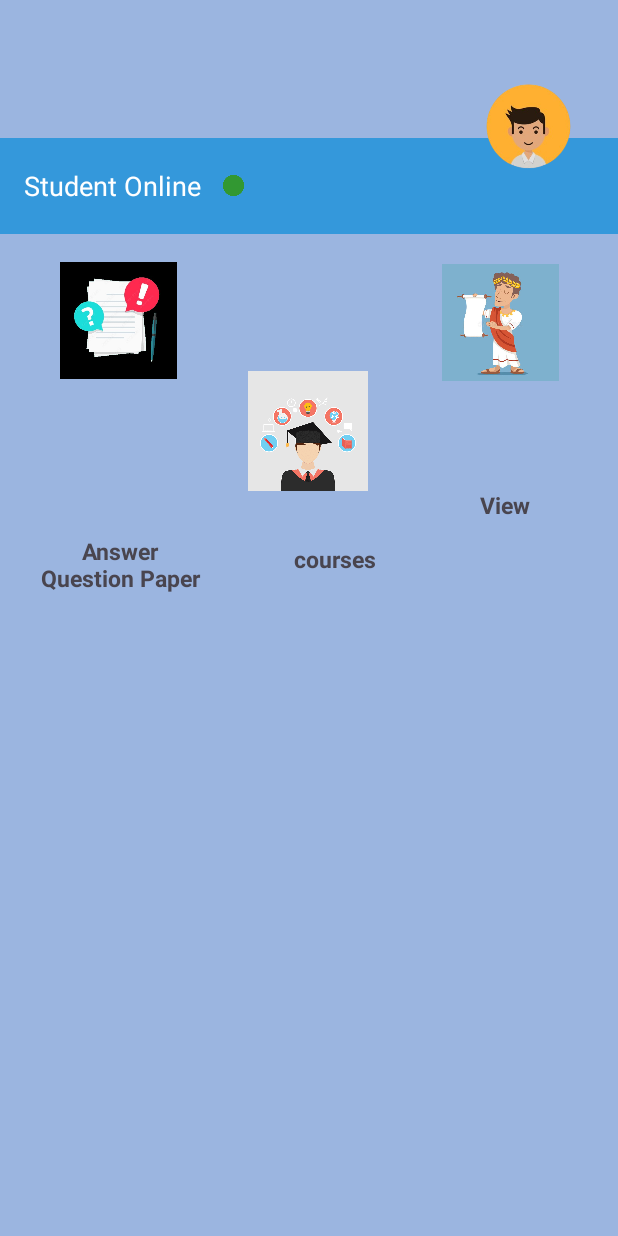
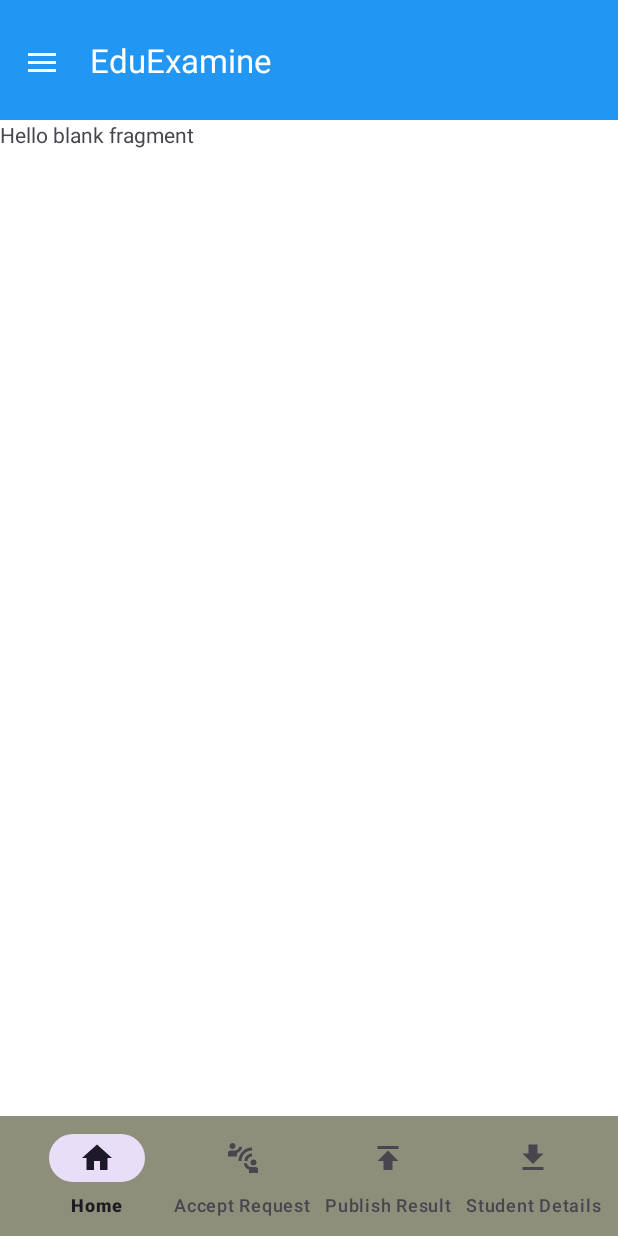
Before and after one commit to Rashmi-2005-Ranjan/Edu_Examine, an Android app: the adminHome screen opened directly, with no data from a screen before it, on a phone screen of 412 x 824 dp. Run offline under Robolectric (Android 15) with nearby library versions, the phone set to English and light mode, and no system bars; our stand-ins replace Firebase (no records; nobody signed in at launch, a user with empty details on screens opened directly); Roboto replaces fonts that are not available here; 1 statement that could not run was skipped.

Commit message:
"Validate Navigation and Replacement Between all Fragments Of Faculty"

```diff
--- a/app/src/main/java/com/example/eduexamine/adminHome.kt
+++ b/app/src/main/java/com/example/eduexamine/adminHome.kt
@@ -1,20 +1,113 @@
 package com.example.eduexamine
 
+import android.content.Intent
 import android.os.Bundle
-import androidx.activity.enableEdgeToEdge
+import android.view.MenuItem
+import android.widget.Toast
+import androidx.appcompat.app.ActionBarDrawerToggle
 import androidx.appcompat.app.AppCompatActivity
-import androidx.core.view.ViewCompat
-import androidx.core.view.WindowInsetsCompat
+import androidx.core.view.GravityCompat
+import androidx.drawerlayout.widget.DrawerLayout
+import com.example.eduexamine.AdminActivityFragments.AcceptApplicationFragment
+import com.example.eduexamine.AdminActivityFragments.AddCourseFragment
+import com.example.eduexamine.AdminActivityFragments.HomeFragment
+import com.example.eduexamine.AdminActivityFragments.ManageStudentFragment
+import com.example.eduexamine.AdminActivityFragments.ProfileFragment
+import com.example.eduexamine.AdminActivityFragments.PublishResultFragment
+import com.example.eduexamine.AdminActivityFragments.ScheduleExamFragment
+import com.example.eduexamine.AdminActivityFragments.SetAnswerFragment
+import com.example.eduexamine.AdminActivityFragments.SetPracticeQuestionFragment
+import com.example.eduexamine.AdminActivityFragments.StudentDetailsFragment
+import com.example.eduexamine.StudentActivityFragments.AcheivementFragment
+import com.example.eduexamine.StudentActivityFragments.MarksheetFragment
+import com.example.eduexamine.StudentActivityFragments.NewApplyFragment
 
-class adminHome : AppCompatActivity() {
+import com.google.android.material.bottomnavigation.BottomNavigationView
+import com.google.android.material.navigation.NavigationView
+import com.google.firebase.auth.FirebaseAuth
+
+class adminHome : AppCompatActivity(), NavigationView.OnNavigationItemSelectedListener, BottomNavigationView.OnNavigationItemSelectedListener {
+
+    private lateinit var drawerLayout: DrawerLayout
+
     override fun onCreate(savedInstanceState: Bundle?) {
         super.onCreate(savedInstanceState)
-        enableEdgeToEdge()
-        setContentView(R.layout.activity_admin_home)
-        ViewCompat.setOnApplyWindowInsetsListener(findViewById(R.id.main)) { v, insets ->
-            val systemBars = insets.getInsets(WindowInsetsCompat.Type.systemBars())
-            v.setPadding(systemBars.left, systemBars.top, systemBars.right, systemBars.bottom)
-            insets
+        setContentView(R.layout.activity_admin_home) // Use the admin_home XML layout file
+
+        // Set up the Drawer Layout and Toolbar
+        drawerLayout = findViewById(R.id.main)
+        val toolbar: androidx.appcompat.widget.Toolbar = findViewById(R.id.toolbars)
+        setSupportActionBar(toolbar)
+
+        // Set up ActionBarDrawerToggle for opening and closing the drawer
+        val toggle = ActionBarDrawerToggle(
+            this, drawerLayout, toolbar,
+            R.string.navigation_drawer_open, R.string.navigation_drawer_close
+        )
+        drawerLayout.addDrawerListener(toggle)
+        toggle.syncState()
+
+        // Set up the Navigation View and handle item clicks
+        val navigationView: NavigationView = findViewById(R.id.nav_drawera)
+        navigationView.setNavigationItemSelectedListener(this)
+
+        // Set up the Bottom Navigation View and handle item clicks
+        val bottomNavigationView: BottomNavigationView = findViewById(R.id.bottom_navigationa)
+        bottomNavigationView.setOnNavigationItemSelectedListener(this)
+
+        // Set initial fragment when the activity starts
+        if (savedInstanceState == null) {
+            replaceFragment(HomeFragment()) // Replace with your initial fragment
+            navigationView.setCheckedItem(R.id.nav_drawera) // Ensure this matches the menu ID
+            bottomNavigationView.menu.findItem(R.id.bottom_navigationa).isChecked = true // Set bottom navigation initial selection
         }
     }
+
+    // Handle back press to close navigation drawer if open
+    override fun onBackPressed() {
+        if (drawerLayout.isDrawerOpen(GravityCompat.START)) {
+            drawerLayout.closeDrawer(GravityCompat.START)
+        } else {
+            super.onBackPressed()
+        }
+    }
+
+    // Handle navigation drawer item clicks and replace fragments accordingly
+    override fun onNavigationItemSelected(item: MenuItem): Boolean {
+        when (item.itemId) {
+            R.id.nav_profile -> replaceFragment(ProfileFragment())
+            R.id.nav_manage -> replaceFragment(ManageStudentFragment())
+            R.id.nav_ac -> replaceFragment(AddCourseFragment())
+            R.id.nav_sexamp -> replaceFragment(ScheduleExamFragment())
+            R.id.nav_seta -> replaceFragment(SetAnswerFragment())
+            R.id.nav_sp ->replaceFragment(SetPracticeQuestionFragment())
+            R.id.nav_logout -> {
+                FirebaseAuth.getInstance().signOut()
+                Toast.makeText(this, "Signing You Out", Toast.LENGTH_SHORT).show()
+                // Redirect to login activity or main page
+                val intent = Intent(this, WelcomeScreen::class.java)
+                intent.addFlags(Intent.FLAG_ACTIVITY_CLEAR_TOP or Intent.FLAG_ACTIVITY_NEW_TASK)
+                startActivity(intent)
+                finish() // Finish current activity
+            }
+            // Handle bottom navigation view item clicks
+            R.id.homeb -> replaceFragment(HomeFragment()) // Example item ID
+            R.id.acpt -> replaceFragment(AcceptApplicationFragment()) // Example item ID
+            R.id.publish -> replaceFragment(PublishResultFragment()) // Example item ID
+            R.id.getdetail -> replaceFragment(StudentDetailsFragment())
+        }
+
+        // Close drawer if navigation drawer item selected
+        if (drawerLayout.isDrawerOpen(GravityCompat.START)) {
+            drawerLayout.closeDrawer(GravityCompat.START)
+        }
+        return true
+    }
+
+    // Function to replace fragments in the frame layout
+    private fun replaceFragment(fragment: androidx.fragment.app.Fragment) {
+        val transaction = supportFragmentManager.beginTransaction()
+        transaction.replace(R.id.fragment_container, fragment) // Ensure fragment container ID matches the XML
+        transaction.commit()
+    }
 }
--- a/app/src/main/res/layout/activity_admin_home.xml
+++ b/app/src/main/res/layout/activity_admin_home.xml
@@ -1,149 +1,76 @@
 <?xml version="1.0" encoding="utf-8"?>
-<androidx.constraintlayout.widget.ConstraintLayout xmlns:android="http://schemas.android.com/apk/res/android"
+<androidx.drawerlayout.widget.DrawerLayout xmlns:android="http://schemas.android.com/apk/res/android"
     xmlns:app="http://schemas.android.com/apk/res-auto"
     xmlns:tools="http://schemas.android.com/tools"
     android:id="@+id/main"
     android:layout_width="match_parent"
     android:layout_height="match_parent"
-    android:background="#9BB5E0"
+    android:background="#FFFFFF"
     tools:context=".adminHome">
 
-    <androidx.appcompat.widget.Toolbar
-        android:id="@+id/toolbar"
+    <!-- Main Content Layout -->
+    <RelativeLayout
         android:layout_width="match_parent"
-        android:layout_height="wrap_content"
-        android:layout_marginBottom="576dp"
-        android:background="#3498db"
-        app:layout_constraintBottom_toBottomOf="parent"
-        app:layout_constraintTop_toTopOf="parent">
+        android:layout_height="match_parent"
+        android:background="@color/white">
 
-        <TextView
-            android:layout_width="wrap_content"
+        <!-- Toolbar with Navigation Drawer Icon -->
+        <androidx.appcompat.widget.Toolbar
+            android:id="@+id/toolbars"
+            android:layout_width="match_parent"
+            android:layout_height="80dp"
+            android:background="#2196F3"
+            android:padding="10dp"
+            android:elevation="4dp"
+            android:theme="@style/ThemeOverlay.AppCompat.Dark.ActionBar"
+            app:navigationIcon="@drawable/ic_menu"
+            app:popupTheme="@style/ThemeOverlay.AppCompat.Light"
+            app:title="EduExamine" /> <!-- Optional: Set the title for the toolbar -->
+
+        <!-- Fragment Container for Replacing Fragments -->
+        <FrameLayout
+            android:id="@+id/fragment_container"
+            android:layout_width="match_parent"
+            android:layout_height="match_parent"
+            android:layout_below="@id/toolbars" /> <!-- Position below the Toolbar -->
+
+        <!-- Bottom Navigation -->
+        <androidx.coordinatorlayout.widget.CoordinatorLayout
+            android:layout_width="match_parent"
             android:layout_height="wrap_content"
-            android:text="Student Online"
-            android:textColor="#FFFFFF"
-            android:textSize="18sp" />
+            android:layout_alignParentBottom="true">
 
-        <View
-            android:layout_width="15dp"
-            android:layout_height="15dp"
-            android:layout_marginStart="30dp"
-            android:background="@drawable/green_circle" />
+            <com.google.android.material.bottomappbar.BottomAppBar
+                android:id="@+id/bottom_appbara"
+                android:layout_width="match_parent"
+                android:layout_height="wrap_content"
+                android:layout_gravity="bottom"
+                android:backgroundTint="#8E8F7B">
 
-    </androidx.appcompat.widget.Toolbar>
+                <com.google.android.material.bottomnavigation.BottomNavigationView
+                    android:id="@+id/bottom_navigationa"
+                    android:layout_width="match_parent"
+                    android:layout_height="wrap_content"
+                    android:background="@android:color/transparent"
+                    app:labelVisibilityMode="labeled"
+                    app:menu="@menu/bottom_nav_f" />
+            </com.google.android.material.bottomappbar.BottomAppBar>
 
+        </androidx.coordinatorlayout.widget.CoordinatorLayout>
 
-    <ImageView
-        android:id="@+id/avatarImage"
-        android:layout_width="58dp"
-        android:layout_height="58dp"
-        android:layout_margin="16dp"
-        android:src="@drawable/profiles"
-        app:layout_constraintBottom_toBottomOf="parent"
-        app:layout_constraintEnd_toEndOf="@+id/toolbar"
-        app:layout_constraintHorizontal_bias="0.954"
-        app:layout_constraintStart_toStartOf="parent"
-        app:layout_constraintTop_toTopOf="parent"
-        app:layout_constraintVertical_bias="0.054" />
+    </RelativeLayout>
 
-    <ImageView
-        android:id="@+id/imageView2"
-        android:layout_width="78dp"
-        android:layout_height="80dp"
-        android:layout_marginStart="40dp"
-        android:layout_marginTop="173dp"
-        android:layout_marginEnd="293dp"
-        android:layout_marginBottom="346dp"
-        app:layout_constraintBottom_toBottomOf="parent"
-        app:layout_constraintEnd_toEndOf="parent"
-        app:layout_constraintHorizontal_bias="0.0"
-        app:layout_constraintStart_toStartOf="parent"
-        app:layout_constraintTop_toTopOf="parent"
-        app:layout_constraintVertical_bias="0.0"
-        app:srcCompat="@drawable/paper" />
+    <!-- Navigation Drawer -->
+    <com.google.android.material.navigation.NavigationView
+        android:id="@+id/nav_drawera"
+        android:layout_width="wrap_content"
+        android:layout_height="match_parent"
+        android:layout_gravity="start"
+        android:background="#00BCD4"
+        android:theme="@style/ThemeOverlay.AppCompat.ActionBar"
+        app:headerLayout="@layout/nav_header"
+        app:itemIconTint="@color/black"
+        app:itemTextColor="@color/black"
+        app:menu="@menu/nav_drawer_f" />
 
-    <TextView
-        android:id="@+id/textView3"
-        android:layout_width="109dp"
-        android:layout_height="39dp"
-        android:layout_marginStart="24dp"
-        android:layout_marginBottom="428dp"
-        android:gravity="center"
-        android:text="Answer Question Paper"
-        android:textAlignment="center"
-        android:textSize="15sp"
-        android:textStyle="bold"
-        app:layout_constraintBottom_toBottomOf="parent"
-        app:layout_constraintEnd_toStartOf="@+id/textView8"
-        app:layout_constraintHorizontal_bias="0.022"
-        app:layout_constraintStart_toStartOf="parent"
-        app:layout_constraintTop_toBottomOf="@+id/imageView2"
-        app:layout_constraintVertical_bias="1.0" />
-
-    <ImageView
-        android:id="@+id/imageView3"
-        android:layout_width="78dp"
-        android:layout_height="86dp"
-        android:layout_marginTop="172dp"
-        android:layout_marginEnd="28dp"
-        android:layout_marginBottom="441dp"
-        app:layout_constraintBottom_toBottomOf="parent"
-        app:layout_constraintEnd_toEndOf="parent"
-        app:layout_constraintHorizontal_bias="0.816"
-        app:layout_constraintStart_toEndOf="@+id/imageView5"
-        app:layout_constraintTop_toTopOf="parent"
-        app:layout_constraintVertical_bias="0.0"
-        app:srcCompat="@drawable/declareresults" />
-
-    <TextView
-        android:id="@+id/textView7"
-        android:layout_width="84dp"
-        android:layout_height="18dp"
-        android:layout_marginEnd="20dp"
-        android:layout_marginBottom="431dp"
-        android:gravity="center"
-        android:text="View Results"
-        android:textAlignment="center"
-        android:textSize="15sp"
-        android:textStyle="bold"
-        app:layout_constraintBottom_toBottomOf="parent"
-        app:layout_constraintEnd_toEndOf="parent"
-        app:layout_constraintHorizontal_bias="0.79"
-        app:layout_constraintStart_toEndOf="@+id/imageView5"
-        app:layout_constraintTop_toBottomOf="@+id/imageView3"
-        app:layout_constraintVertical_bias="0.583" />
-
-    <ImageView
-        android:id="@+id/imageView5"
-        android:layout_width="80dp"
-        android:layout_height="89dp"
-        android:layout_marginEnd="92dp"
-        android:layout_marginBottom="477dp"
-        app:layout_constraintBottom_toBottomOf="parent"
-        app:layout_constraintEnd_toEndOf="parent"
-        app:layout_constraintHorizontal_bias="0.388"
-        app:layout_constraintStart_toEndOf="@+id/imageView2"
-        app:layout_constraintTop_toBottomOf="@+id/toolbar"
-        app:layout_constraintVertical_bias="0.854"
-        app:srcCompat="@drawable/stuent_application" />
-
-    <TextView
-        android:id="@+id/textView8"
-        android:layout_width="wrap_content"
-        android:layout_height="wrap_content"
-        android:layout_marginEnd="44dp"
-        android:layout_marginBottom="431dp"
-        android:gravity="center"
-        android:text="courses"
-        android:textAlignment="center"
-        android:textSize="15sp"
-        android:textStyle="bold"
-        app:layout_constraintBottom_toBottomOf="parent"
-        app:layout_constraintEnd_toStartOf="@+id/textView7"
-        app:layout_constraintHorizontal_bias="1.0"
-        app:layout_constraintStart_toEndOf="@+id/imageView2"
-        app:layout_constraintTop_toBottomOf="@+id/imageView5"
-        app:layout_constraintVertical_bias="0.764" />
-
-
-</androidx.constraintlayout.widget.ConstraintLayout>
+</androidx.drawerlayout.widget.DrawerLayout>
```
